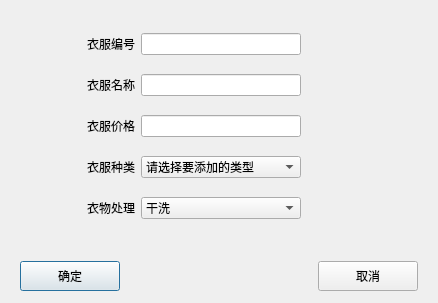
Quentlam/LaundryManagementSystem, file LaundryManagementSystem/dlgaddclothes.ui: the form before one commit.
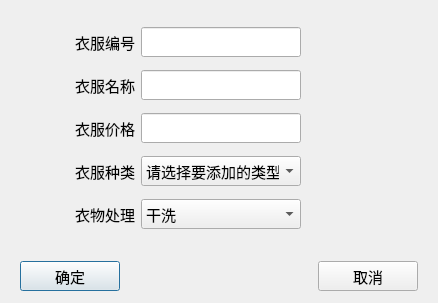
The form after the commit.

```diff
--- a/LaundryManagementSystem/dlgaddclothes.ui
+++ b/LaundryManagementSystem/dlgaddclothes.ui
@@ -16,15 +16,33 @@
     <height>300</height>
    </size>
   </property>
+  <property name="font">
+   <font>
+    <family>微软雅黑</family>
+    <pointsize>11</pointsize>
+   </font>
+  </property>
   <property name="windowTitle">
    <string>添加衣服种类</string>
   </property>
   <layout class="QGridLayout" name="gridLayout_3">
    <item row="0" column="0">
     <widget class="QWidget" name="widget_2" native="true">
+     <property name="font">
+      <font>
+       <family>微软雅黑</family>
+       <pointsize>11</pointsize>
+      </font>
+     </property>
      <layout class="QGridLayout" name="gridLayout">
       <item row="4" column="0">
        <widget class="QLabel" name="label_4">
+        <property name="font">
+         <font>
+          <family>微软雅黑</family>
+          <pointsize>11</pointsize>
+         </font>
+        </property>
         <property name="text">
          <string>衣物处理</string>
         </property>
@@ -35,6 +53,12 @@
       </item>
       <item row="4" column="1">
        <widget class="QComboBox" name="CBWashWay">
+        <property name="font">
+         <font>
+          <family>微软雅黑</family>
+          <pointsize>11</pointsize>
+         </font>
+        </property>
         <item>
          <property name="text">
           <string>干洗</string>
@@ -70,10 +94,22 @@
           <height>16777215</height>
          </size>
         </property>
+        <property name="font">
+         <font>
+          <family>微软雅黑</family>
+          <pointsize>11</pointsize>
+         </font>
+        </property>
        </widget>
       </item>
       <item row="3" column="0">
        <widget class="QLabel" name="label_3">
+        <property name="font">
+         <font>
+          <family>微软雅黑</family>
+          <pointsize>11</pointsize>
+         </font>
+        </property>
         <property name="text">
          <string>衣服种类</string>
         </property>
@@ -84,6 +120,12 @@
       </item>
       <item row="0" column="0">
        <widget class="QLabel" name="label">
+        <property name="font">
+         <font>
+          <family>微软雅黑</family>
+          <pointsize>11</pointsize>
+         </font>
+        </property>
         <property name="text">
          <string>衣服编号</string>
         </property>
@@ -93,7 +135,14 @@
        </widget>
       </item>
       <item row="0" column="1">
-       <widget class="QLineEdit" name="LeID"/>
+       <widget class="QLineEdit" name="LeID">
+        <property name="font">
+         <font>
+          <family>微软雅黑</family>
+          <pointsize>11</pointsize>
+         </font>
+        </property>
+       </widget>
       </item>
       <item row="3" column="1">
        <widget class="QComboBox" name="CBType">
@@ -109,6 +158,12 @@
           <height>16777215</height>
          </size>
         </property>
+        <property name="font">
+         <font>
+          <family>微软雅黑</family>
+          <pointsize>11</pointsize>
+         </font>
+        </property>
         <item>
          <property name="text">
           <string>请选择要添加的类型</string>
@@ -139,10 +194,22 @@
           <height>16777215</height>
          </size>
         </property>
+        <property name="font">
+         <font>
+          <family>微软雅黑</family>
+          <pointsize>11</pointsize>
+         </font>
+        </property>
        </widget>
       </item>
       <item row="2" column="0">
        <widget class="QLabel" name="label_2">
+        <property name="font">
+         <font>
+          <family>微软雅黑</family>
+          <pointsize>11</pointsize>
+         </font>
+        </property>
         <property name="text">
          <string>衣服价格</string>
         </property>
@@ -159,6 +226,12 @@
           <height>0</height>
          </size>
         </property>
+        <property name="font">
+         <font>
+          <family>微软雅黑</family>
+          <pointsize>11</pointsize>
+         </font>
+        </property>
         <property name="text">
          <string>衣服名称</string>
         </property>
@@ -169,6 +242,12 @@
       </item>
       <item row="1" column="2">
        <spacer name="horizontalSpacer">
+        <property name="font">
+         <font>
+          <family>微软雅黑</family>
+          <pointsize>11</pointsize>
+         </font>
+        </property>
         <property name="orientation">
          <enum>Qt::Horizontal</enum>
         </property>
@@ -200,6 +279,7 @@
      <property name="font">
       <font>
        <family>微软雅黑</family>
+       <pointsize>11</pointsize>
       </font>
      </property>
      <layout class="QGridLayout" name="gridLayout_2">
@@ -211,6 +291,12 @@
           <height>30</height>
          </size>
         </property>
+        <property name="font">
+         <font>
+          <family>微软雅黑</family>
+          <pointsize>11</pointsize>
+         </font>
+        </property>
         <property name="text">
          <string>确定</string>
         </property>
@@ -218,6 +304,12 @@
       </item>
       <item row="0" column="1">
        <spacer name="horizontalSpacer_3">
+        <property name="font">
+         <font>
+          <family>微软雅黑</family>
+          <pointsize>11</pointsize>
+         </font>
+        </property>
         <property name="orientation">
          <enum>Qt::Horizontal</enum>
         </property>
@@ -237,6 +329,12 @@
           <height>30</height>
          </size>
         </property>
+        <property name="font">
+         <font>
+          <family>微软雅黑</family>
+          <pointsize>11</pointsize>
+         </font>
+        </property>
         <property name="text">
          <string>取消</string>
         </property>
```
